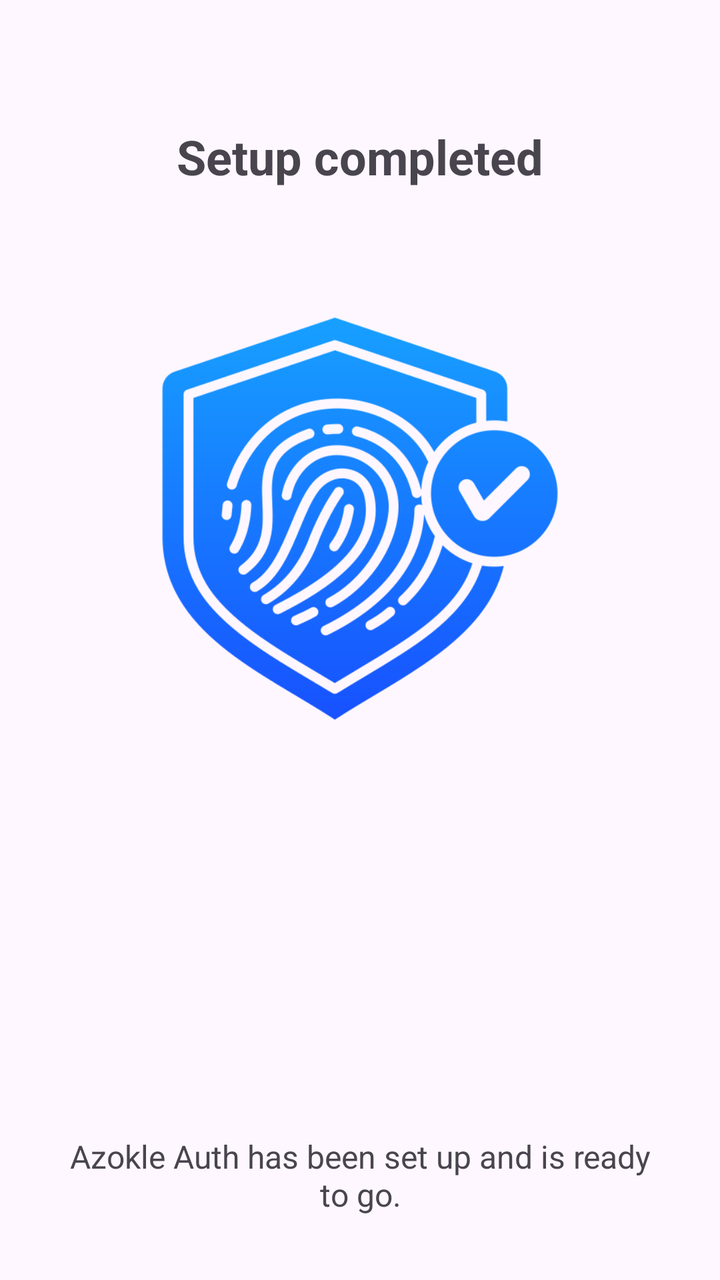
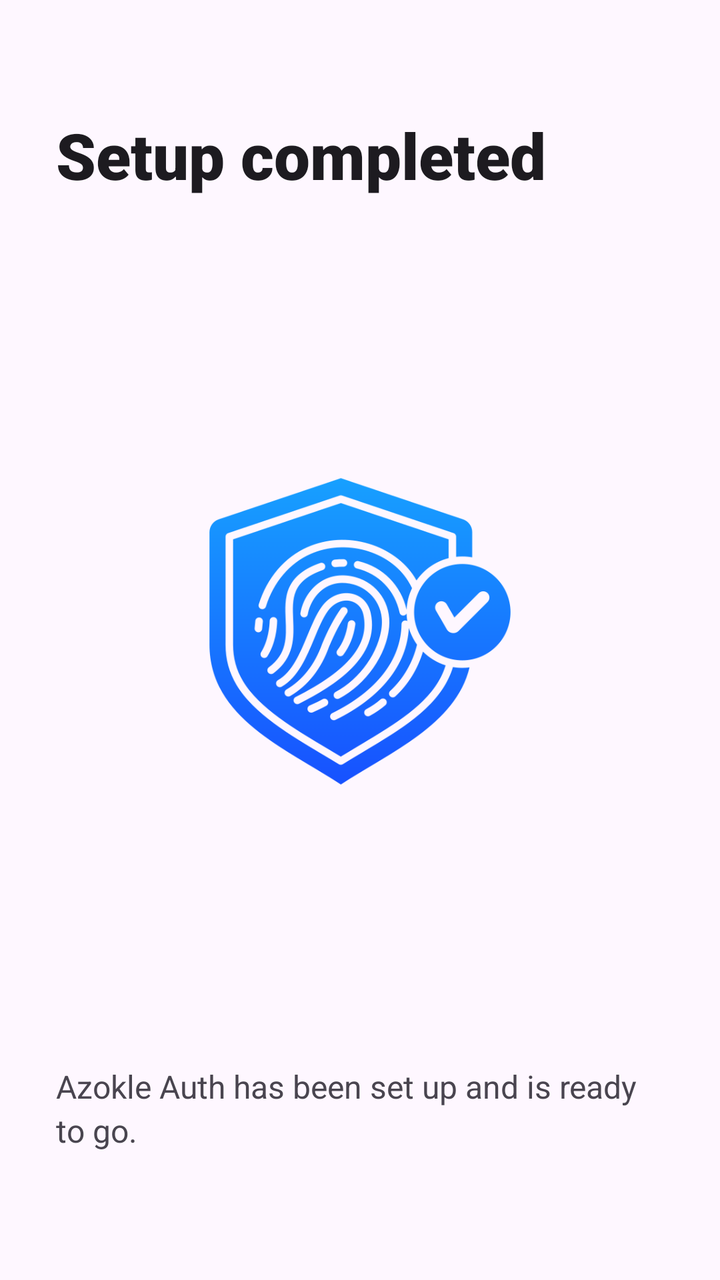

An Android layout rendered at two revisions. The XML below is the earlier revision; the diff shows what the commit changed to produce the second picture.
<!-- AndroidManifest.xml: application theme Theme.AzokleAuth.Launch -->
<!-- res/layout/fragment_done_slide.xml -->
<?xml version="1.0" encoding="utf-8"?>
<androidx.constraintlayout.widget.ConstraintLayout
    xmlns:android="http://schemas.android.com/apk/res/android"
    xmlns:app="http://schemas.android.com/apk/res-auto"
    android:layout_width="match_parent"
    android:layout_height="match_parent"
    android:padding="32dp">

    <TextView
        android:id="@+id/titleText"
        android:layout_width="match_parent"
        android:layout_height="wrap_content"
        android:text="@string/setup_completed"
        android:textAlignment="center"
        android:textSize="24sp"
        android:layout_marginTop="30dp"
        android:textStyle="bold"
        app:layout_constraintStart_toStartOf="parent"
        app:layout_constraintTop_toTopOf="parent" />

    <ImageView
        android:layout_width="210dp"
        android:layout_height="210dp"
        android:layout_marginTop="60dp"
        android:adjustViewBounds="true"
        android:src="@drawable/app_icon"
        app:layout_constraintStart_toStartOf="parent"
        app:layout_constraintEnd_toEndOf="parent"
        app:layout_constraintTop_toBottomOf="@+id/titleText"/>

    <TextView
        android:layout_width="match_parent"
        android:layout_height="wrap_content"
        android:text="@string/setup_completed_description"
        android:textAlignment="center"
        android:textSize="16sp"
        app:layout_constraintStart_toStartOf="parent"
        app:layout_constraintBottom_toBottomOf="parent" />

</androidx.constraintlayout.widget.ConstraintLayout>
<!-- resources referenced by this layout -->
<resources>
  <!-- drawable app_icon: png bitmap (drawable, 50797 bytes) -->
  <string name="setup_completed">Setup completed</string>
  <string name="setup_completed_description">Azokle Auth has been set up and is ready to go.</string>
  <style name="Theme.AzokleAuth.Launch" parent="Theme.Material3.DayNight.NoActionBar">
          
          <item name="colorPrimary">@color/md_theme_light_primary</item>
          <item name="android:windowDrawsSystemBarBackgrounds">true</item>
          <item name="android:statusBarColor">@android:color/transparent</item>
      </style>
  <color name="md_theme_light_primary">#2b5bb5</color>
</resources>

<!-- the commit's change to res/layout/fragment_done_slide.xml (unified diff, before → after) -->
@@ -2,39 +2,52 @@
 <androidx.constraintlayout.widget.ConstraintLayout
     xmlns:android="http://schemas.android.com/apk/res/android"
     xmlns:app="http://schemas.android.com/apk/res-auto"
+    xmlns:tools="http://schemas.android.com/tools"
     android:layout_width="match_parent"
     android:layout_height="match_parent"
-    android:padding="32dp">
+    android:paddingHorizontal="28dp"
+    android:paddingVertical="24dp">
 
+    
     <TextView
         android:id="@+id/titleText"
-        android:layout_width="match_parent"
+        android:layout_width="0dp"
         android:layout_height="wrap_content"
+        android:layout_marginTop="32dp"
+        android:fontFamily="sans-serif-black"
         android:text="@string/setup_completed"
-        android:textAlignment="center"
-        android:textSize="24sp"
-        android:layout_marginTop="30dp"
+        android:textColor="?attr/colorOnBackground"
+        android:textSize="32sp"
         android:textStyle="bold"
+        app:layout_constraintEnd_toEndOf="parent"
         app:layout_constraintStart_toStartOf="parent"
         app:layout_constraintTop_toTopOf="parent" />
 
+    
     <ImageView
-        android:layout_width="210dp"
-        android:layout_height="210dp"
-        android:layout_marginTop="60dp"
+        android:id="@+id/imgLogoDone"
+        android:layout_width="160dp"
+        android:layout_height="160dp"
         android:adjustViewBounds="true"
+        android:contentDescription="@string/setup_completed"
         android:src="@drawable/app_icon"
+        app:layout_constraintBottom_toTopOf="@+id/descriptionDone"
+        app:layout_constraintEnd_toEndOf="parent"
         app:layout_constraintStart_toStartOf="parent"
+        app:layout_constraintTop_toBottomOf="@+id/titleText" />
+
+    
+    <TextView
+        android:id="@+id/descriptionDone"
+        android:layout_width="0dp"
+        android:layout_height="wrap_content"
+        android:layout_marginBottom="40dp"
+        android:lineSpacingExtra="3dp"
+        android:text="@string/setup_completed_description"
+        android:textColor="?attr/colorOnSurfaceVariant"
+        android:textSize="16sp"
+        app:layout_constraintBottom_toBottomOf="parent"
         app:layout_constraintEnd_toEndOf="parent"
-        app:layout_constraintTop_toBottomOf="@+id/titleText"/>
-
-    <TextView
-        android:layout_width="match_parent"
-        android:layout_height="wrap_content"
-        android:text="@string/setup_completed_description"
-        android:textAlignment="center"
-        android:textSize="16sp"
-        app:layout_constraintStart_toStartOf="parent"
-        app:layout_constraintBottom_toBottomOf="parent" />
+        app:layout_constraintStart_toStartOf="parent" />
 
 </androidx.constraintlayout.widget.ConstraintLayout>
